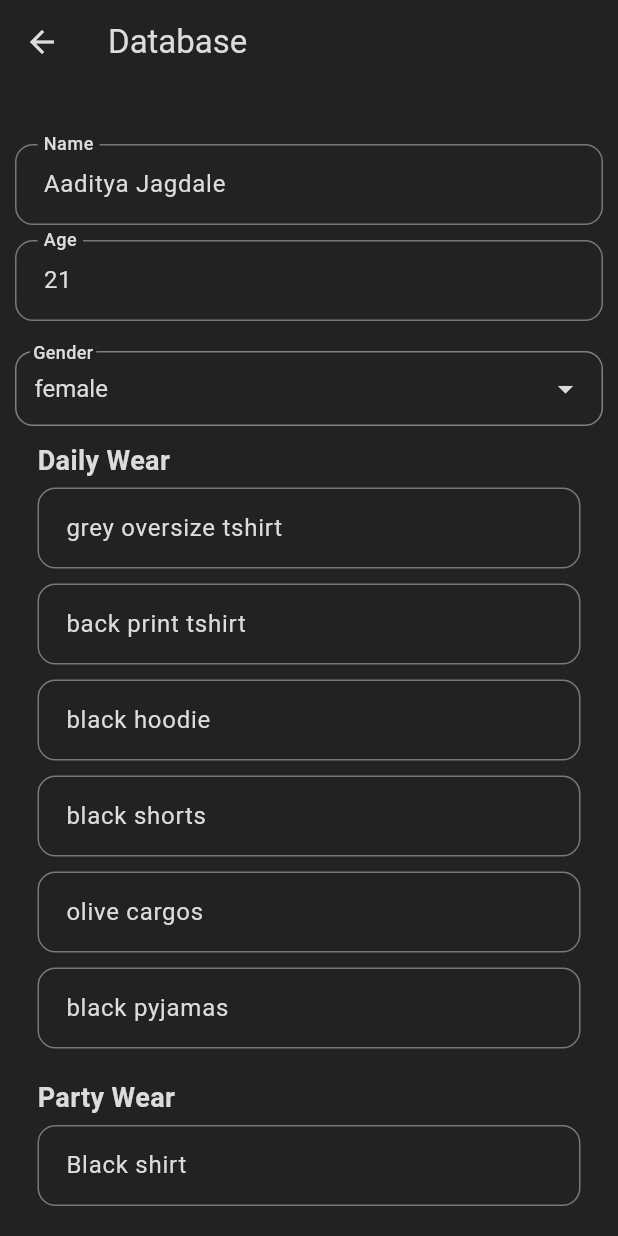
After one commit to Contro1-cs/hushh_proto, a Flutter app: the DatabasePage screen opened directly, on a phone screen of 412 x 824 dp. The commit adds this screen. Run offline on Flutter 3.47's test engine with Material 3 defaults, Android fonts, the light colour scheme and no system bars; our stand-ins replace flutter_svg.

Commit message:
database

```diff
--- /dev/null
+++ b/lib/screens/database_page.dart
@@ -0,0 +1,225 @@
+import 'package:flutter/material.dart';
+import 'package:hushh_proto/screens/home.dart';
+import 'package:hushh_proto/screens/widgets/colors.dart';
+import 'package:hushh_proto/screens/widgets/dataset.dart';
+import 'package:hushh_proto/screens/widgets/dropdown.dart';
+import 'package:hushh_proto/screens/widgets/textfield.dart';
+
+class DatabasePage extends StatefulWidget {
+  const DatabasePage({super.key});
+
+  @override
+  State<DatabasePage> createState() => _DatabasePageState();
+}
+
+class _DatabasePageState extends State<DatabasePage> {
+  //Controllers
+  final TextEditingController _nameController = TextEditingController();
+  final TextEditingController _ageController = TextEditingController();
+  List dailyController = [];
+  List partyController = [];
+  List formalsController = [];
+
+  //Lists
+  List dailyWear = [];
+  List formalsWear = [];
+  List partyWear = [];
+
+  //Variables
+  String userGender = gender[0];
+
+  fetchData() {
+    _nameController.text = database['name'];
+    _ageController.text = database['age'];
+    dailyWear = database['daily'];
+    formalsWear = database['formals'];
+    partyWear = database['party'];
+    userGender = database['gender'];
+
+    //generate controllers for each
+    dailyController = List.generate(dailyWear.length,
+        (index) => TextEditingController(text: dailyWear[index]));
+    partyController = List.generate(partyWear.length,
+        (index) => TextEditingController(text: partyWear[index]));
+    formalsController = List.generate(formalsWear.length,
+        (index) => TextEditingController(text: formalsWear[index]));
+  }
+
+  @override
+  void initState() {
+    fetchData();
+    super.initState();
+  }
+
+  @override
+  Widget build(BuildContext context) {
+    return Scaffold(
+      backgroundColor: lightMode ? Pallet.white : Pallet.black,
+      appBar: AppBar(
+        backgroundColor: lightMode ? Pallet.white : Pallet.black,
+        iconTheme: IconThemeData(
+          color: lightMode ? Pallet.black : Pallet.white,
+        ),
+        title: Text(
+          'Database',
+          style: TextStyle(
+            color: lightMode ? Pallet.black : Pallet.white,
+          ),
+        ),
+      ),
+      body: Padding(
+        padding: const EdgeInsets.all(10.0),
+        child: SingleChildScrollView(
+          child: Column(
+            mainAxisAlignment: MainAxisAlignment.start,
+            crossAxisAlignment: CrossAxisAlignment.start,
+            children: [
+              const SizedBox(height: 30),
+              customTextField(
+                context,
+                'Name',
+                _nameController,
+                lightMode ? Pallet.black : Pallet.white,
+              ),
+              const SizedBox(height: 10),
+              customTextField(
+                context,
+                'Age',
+                _ageController,
+                lightMode ? Pallet.black : Pallet.white,
+              ),
+              const SizedBox(height: 10),
+              customDropDown(context, lightMode, userGender, (value) {
+                setState(() {
+                  userGender = value!;
+                  database['gender'] = value;
+                });
+              }, gender, 'Gender'),
+              const SizedBox(height: 5),
+
+              //Daily Wear
+              Padding(
+                padding:
+                    const EdgeInsets.symmetric(horizontal: 15, vertical: 5),
+                child: Column(
+                  mainAxisAlignment: MainAxisAlignment.start,
+                  crossAxisAlignment: CrossAxisAlignment.start,
+                  children: [
+                    Text(
+                      'Daily Wear',
+                      style: TextStyle(
+                        color: lightMode ? Pallet.black : Pallet.white,
+                        fontSize: 18,
+                        fontWeight: FontWeight.bold,
+                      ),
+                    ),
+                    const SizedBox(height: 5),
+                    ListView.builder(
+                      shrinkWrap: true,
+                      physics: const NeverScrollableScrollPhysics(),
+                      itemCount: dailyWear.length,
+                      itemBuilder: (context, index) {
+                        return Column(
+                          mainAxisAlignment: MainAxisAlignment.start,
+                          crossAxisAlignment: CrossAxisAlignment.start,
+                          children: [
+                            customTextField2(
+                              context,
+                              dailyController[index],
+                              lightMode ? Pallet.black : Pallet.white,
+                            ),
+                            const SizedBox(height: 10),
+                          ],
+                        );
+                      },
+                    ),
+                  ],
+                ),
+              ),
+
+              //Party wear
+              Padding(
+                padding:
+                    const EdgeInsets.symmetric(horizontal: 15, vertical: 5),
+                child: Column(
+                  mainAxisAlignment: MainAxisAlignment.start,
+                  crossAxisAlignment: CrossAxisAlignment.start,
+                  children: [
+                    Text(
+                      'Party Wear',
+                      style: TextStyle(
+                        color: lightMode ? Pallet.black : Pallet.white,
+                        fontSize: 18,
+                        fontWeight: FontWeight.bold,
+                      ),
+                    ),
+                    const SizedBox(height: 5),
+                    ListView.builder(
+                      shrinkWrap: true,
+                      physics: const NeverScrollableScrollPhysics(),
+                      itemCount: partyWear.length,
+                      itemBuilder: (context, index) {
+                        return Column(
+                          mainAxisAlignment: MainAxisAlignment.start,
+                          crossAxisAlignment: CrossAxisAlignment.start,
+                          children: [
+                            customTextField2(
+                              context,
+                              partyController[index],
+                              lightMode ? Pallet.black : Pallet.white,
+                            ),
+                            const SizedBox(height: 10),
+                          ],
+                        );
+                      },
+                    ),
+                  ],
+                ),
+              ),
+
+              //Formals
+              Padding(
+                padding:
+                    const EdgeInsets.symmetric(horizontal: 15, vertical: 5),
+                child: Column(
+                  mainAxisAlignment: MainAxisAlignment.start,
+                  crossAxisAlignment: CrossAxisAlignment.start,
+                  children: [
+                    Text(
+                      'Formal Wear',
+                      style: TextStyle(
+                        color: lightMode ? Pallet.black : Pallet.white,
+                        fontSize: 18,
+                        fontWeight: FontWeight.bold,
+                      ),
+                    ),
+                    const SizedBox(height: 5),
+                    ListView.builder(
+                      shrinkWrap: true,
+                      physics: const NeverScrollableScrollPhysics(),
+                      itemCount: formalsWear.length,
+                      itemBuilder: (context, index) {
+                        return Column(
+                          mainAxisAlignment: MainAxisAlignment.start,
+                          crossAxisAlignment: CrossAxisAlignment.start,
+                          children: [
+                            customTextField2(
+                              context,
+                              formalsController[index],
+                              lightMode ? Pallet.black : Pallet.white,
+                            ),
+                            const SizedBox(height: 10),
+                          ],
+                        );
+                      },
+                    ),
+                  ],
+                ),
+              ),
+            ],
+          ),
+        ),
+      ),
+    );
+  }
+}
--- a/lib/screens/home.dart
+++ b/lib/screens/home.dart
@@ -1,9 +1,14 @@
 import 'package:flutter/material.dart';
 import 'package:flutter_svg/svg.dart';
 import 'package:hushh_proto/models/message_model.dart';
-import 'package:hushh_proto/widgets/colors.dart';
+import 'package:hushh_proto/screens/database_page.dart';
+import 'package:hushh_proto/screens/widgets/colors.dart';
 import 'dart:convert';
 import 'package:http/http.dart' as http;
+import 'package:hushh_proto/screens/widgets/dataset.dart';
+import 'package:hushh_proto/screens/widgets/transitions.dart';
+
+bool lightMode = false;
 
 class HomePage extends StatefulWidget {
   const HomePage({super.key});
@@ -21,12 +26,28 @@ class _HomePageState extends State<HomePage> {
 
   //Variables
   bool loading = false;
-  bool lightMode = false;
+  String age = '';
+  String userGender = '';
+  List dailyWear = [];
+  List formalsWear = [];
+  List partyWear = [];
+
+  //Chat
   List<Message> chatList = [];
+
+  fetchData() {
+    age = database['age'];
+    userGender = database['gender'];
+    dailyWear = database['daily'];
+    formalsWear = database['formals'];
+    partyWear = database['party'];
+  }
 
   @override
   Widget build(BuildContext context) {
     Future<void> geminiAPI(String prompt) async {
+      String enhancedPrompt =
+          'I am $age years old $userGender. This is my current wardrobe. Daily wear=(${dailyWear.join(', ')}. Formal wear=(${formalsWear.join(', ')})). Party wear=(${partyWear.join(', ')}). Cosidering the above data $prompt';
       try {
         // Define the endpoint URL
         const String url =
@@ -42,7 +63,7 @@ class _HomePageState extends State<HomePage> {
                 "contents": [
                   {
                     "parts": [
-                      {"text": prompt}
+                      {"text": enhancedPrompt}
                     ]
                   }
                 ]
@@ -106,9 +127,9 @@ class _HomePageState extends State<HomePage> {
         ),
         actions: <Widget>[
           PopupMenuButton(
-            icon: const Icon(
+            icon: Icon(
               Icons.more_vert,
-              color: Pallet.white,
+              color: lightMode ? Pallet.black : Pallet.white,
             ), // Three dots icon
             itemBuilder: (BuildContext context) => [
               PopupMenuItem(
@@ -122,7 +143,12 @@ class _HomePageState extends State<HomePage> {
                     Text('Shared Data'),
                   ],
                 ),
-                onTap: () {},
+                onTap: () {
+                  rightSlideTransition(
+                    context,
+                    const DatabasePage(),
+                  );
+                },
               ),
               PopupMenuItem(
                 child: const Row(
@@ -145,6 +171,27 @@ class _HomePageState extends State<HomePage> {
                   });
                 },
               ),
+              PopupMenuItem(
+                child: Row(
+                  children: [
+                    Icon(
+                      lightMode ? Icons.dark_mode : Icons.light_mode,
+                      color: Pallet.black,
+                      size: 20,
+                    ),
+                    const SizedBox(width: 5),
+                    Text(
+                      lightMode ? 'Dark Mode' : 'Light Mode',
+                      style: const TextStyle(color: Pallet.black),
+                    ),
+                  ],
+                ),
+                onTap: () {
+                  setState(() {
+                    lightMode = !lightMode;
+                  });
+                },
+              ),
             ],
           ),
         ],
@@ -156,7 +203,9 @@ class _HomePageState extends State<HomePage> {
           Expanded(
             child: chatList.isEmpty
                 ? Center(
-                    child: SvgPicture.asset("assets/zeus.svg"),
+                    child: lightMode
+                        ? SvgPicture.asset("assets/zeus_dark.svg")
+                        : SvgPicture.asset("assets/zeus.svg"),
                   )
                 : RawScrollbar(
                     thickness: 5,
--- a/lib/widgets/colors.dart
+++ b/lib/screens/widgets/colors.dart
@@ -2,8 +2,9 @@ import 'package:flutter/material.dart';
 
 abstract final class Pallet {
   //Primary Blue
+  static const Color white = Color(0XFFDCDCDC);
   static const Color black = Color(0xFF222222);
+  static const Color black2 = Color(0xFF121212);
   static const Color blue = Color(0xFF2739DC);
   static const Color red = Color(0xFFFF7676);
-  static const Color white = Color.fromARGB(255, 188, 188, 188);
 }
--- a/lib/widgets/dataset.dart
+++ b/lib/screens/widgets/dataset.dart
@@ -1,22 +1,28 @@
+List<String> gender = [
+  'female',
+  'male',
+  'others',
+];
+
 Map database = {
   'name': 'Aaditya Jagdale',
-  'age': 21,
+  'age': '21',
+  'gender': gender[0],
 
   //Daily
-  'daily': {
+  'daily': [
     //Top
     'grey oversize tshirt',
     'back print tshirt',
     'black hoodie',
     //bottom
     'black shorts',
-    'blue shorts',
     'olive cargos',
     'black pyjamas',
-  },
+  ],
 
   //Party wear
-  'party': {
+  'party': [
     //Top
     'Black shirt',
     'Floral shirts',
@@ -25,10 +31,10 @@ Map database = {
     'Black jeans',
     'Black cargos',
     'olive cargos',
-  },
+  ],
 
   //Formals
-  'formals': {
+  'formals': [
     //Top
     'Blue shirt',
     'White shirt',
@@ -37,6 +43,5 @@ Map database = {
     'black pants',
     'grey pants',
     'black leather shoes',
-    'brown leather shoes',
-  }
+  ]
 };
--- /dev/null
+++ b/lib/screens/widgets/dropdown.dart
@@ -0,0 +1,63 @@
+import 'package:flutter/material.dart';
+import 'package:hushh_proto/screens/widgets/colors.dart';
+
+customDropDown(
+  context,
+  bool lightMode,
+  String selectedValue,
+  Function(String?)? onChanged,
+  List<String> list,
+  title,
+) {
+  return Stack(
+    children: [
+      Container(
+        padding: const EdgeInsets.symmetric(horizontal: 12),
+        margin: const EdgeInsets.only(top: 10),
+        decoration: BoxDecoration(
+          border: Border.all(
+            color: lightMode
+                ? Pallet.black.withOpacity(0.5)
+                : Pallet.white.withOpacity(0.5),
+          ),
+          borderRadius: BorderRadius.circular(12),
+        ),
+        child: DropdownButton<String>(
+          dropdownColor: Pallet.black2,
+          menuMaxHeight: 250,
+          underline: const SizedBox(),
+          icon: Icon(
+            Icons.arrow_drop_down,
+            color: lightMode ? Pallet.black : Pallet.white,
+          ),
+          value: selectedValue,
+          onChanged: onChanged,
+          isExpanded: true,
+          style: const TextStyle(color: Pallet.white, fontSize: 16),
+          items: list
+              .map((String value) => DropdownMenuItem<String>(
+                    value: value,
+                    child: Text(value),
+                  ))
+              .toList(),
+        ),
+      ),
+      Positioned(
+        left: 10,
+        top: 0,
+        child: Container(
+          color: lightMode ? Pallet.white : Pallet.black,
+          padding: const EdgeInsets.all(2),
+          child: Text(
+            title,
+            style: TextStyle(
+              color: lightMode ? Pallet.black : Pallet.white,
+              fontWeight: FontWeight.w500,
+              fontSize: 12,
+            ),
+          ),
+        ),
+      ),
+    ],
+  );
+}
--- /dev/null
+++ b/lib/screens/widgets/textfield.dart
@@ -0,0 +1,69 @@
+import 'package:flutter/material.dart';
+
+customTextField(
+  context,
+  String title,
+  TextEditingController controller,
+  Color fontColor,
+) {
+  return Container(
+    width: double.infinity,
+    alignment: Alignment.center,
+    child: TextFormField(
+      keyboardType: TextInputType.text,
+      controller: controller,
+      cursorColor: fontColor,
+      style: TextStyle(
+        color: fontColor,
+        fontSize: 16,
+        fontWeight: FontWeight.normal,
+      ),
+      decoration: InputDecoration(
+        labelStyle: TextStyle(
+          color: fontColor,
+          fontWeight: FontWeight.w500,
+        ),
+        label: Text(title),
+        contentPadding: const EdgeInsets.all(15),
+        border: OutlineInputBorder(
+          borderRadius: BorderRadius.circular(12),
+        ),
+        focusedBorder: OutlineInputBorder(
+          borderRadius: BorderRadius.circular(12),
+          borderSide: BorderSide(color: fontColor, width: 2),
+        ),
+      ),
+    ),
+  );
+}
+
+customTextField2(
+  context,
+  TextEditingController controller,
+  Color fontColor,
+) {
+  return Container(
+    width: double.infinity,
+    alignment: Alignment.center,
+    child: TextFormField(
+      keyboardType: TextInputType.text,
+      controller: controller,
+      cursorColor: fontColor,
+      style: TextStyle(
+        color: fontColor,
+        fontSize: 16,
+        fontWeight: FontWeight.normal,
+      ),
+      decoration: InputDecoration(
+        contentPadding: const EdgeInsets.all(15),
+        border: OutlineInputBorder(
+          borderRadius: BorderRadius.circular(12),
+        ),
+        focusedBorder: OutlineInputBorder(
+          borderRadius: BorderRadius.circular(12),
+          borderSide: BorderSide(color: fontColor, width: 2),
+        ),
+      ),
+    ),
+  );
+}
```
Also changed, not shown: assets/zeus_dark.svg (added), lib/screens/widgets/transitions.dart (renamed from lib/widgets/transitions.dart).
